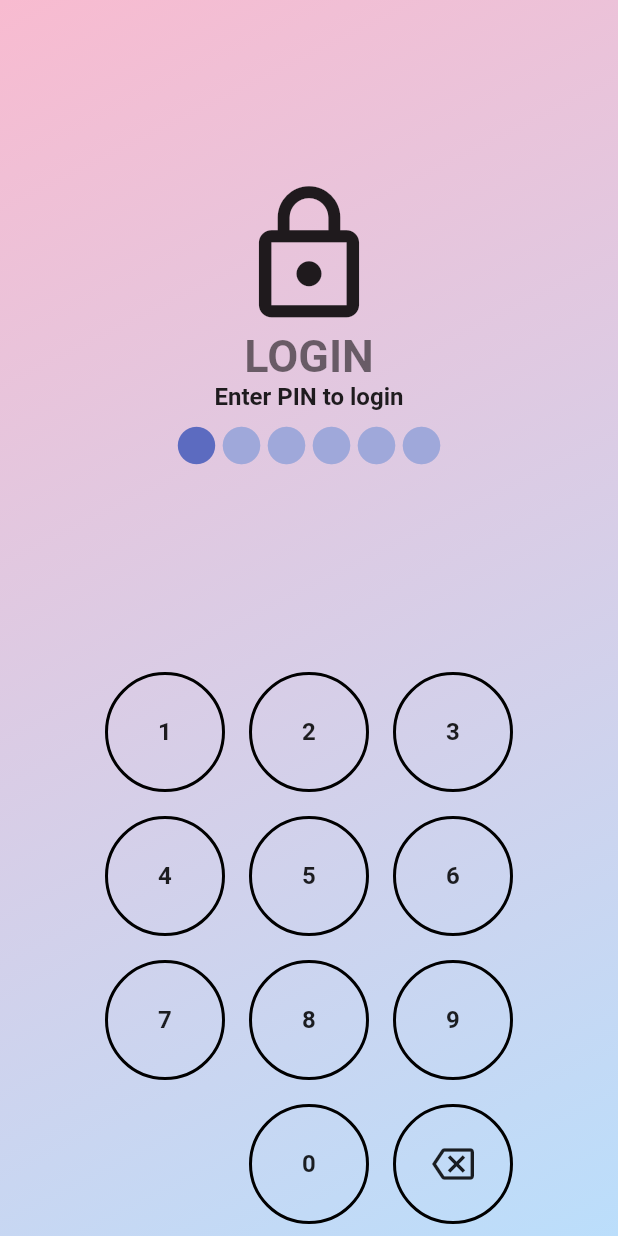
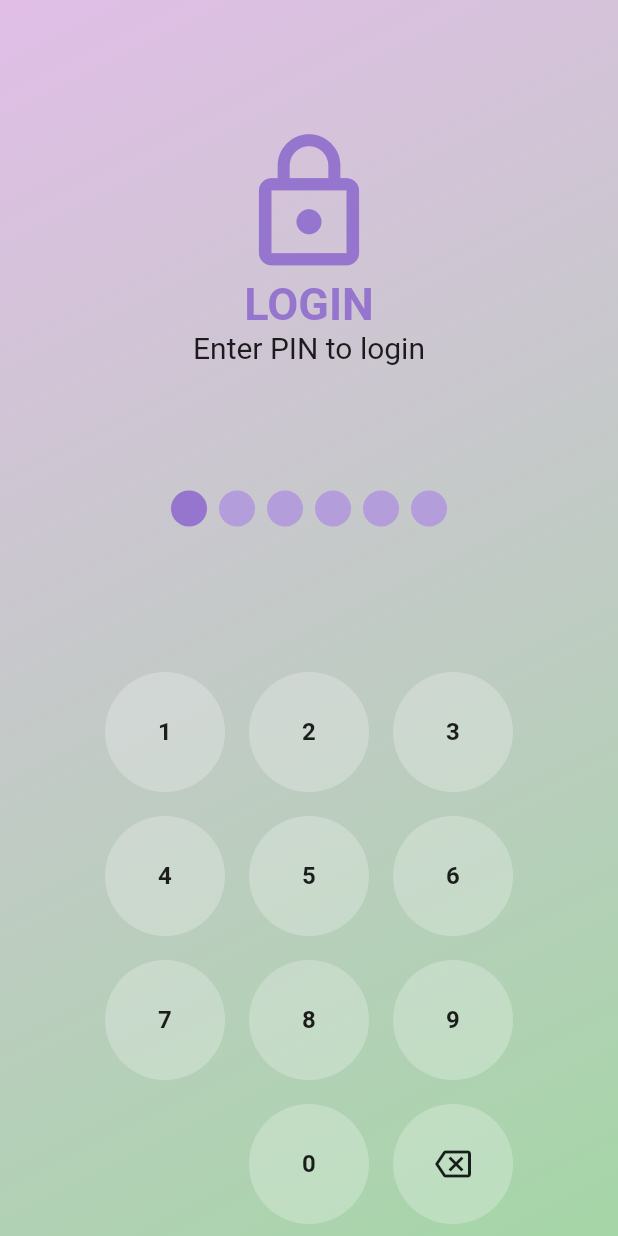
Before and after one commit to phutchatcha/flutter_food, a Flutter app: the screen it shows after launch, after a tap on an icon or button, on a phone screen of 412 x 824 dp. Run offline on Flutter 3.47's test engine with Material 2 defaults, Android fonts, the phone set to English and light mode, and no system bars.

```diff
--- a/lib/main.dart
+++ b/lib/main.dart
@@ -1,6 +1,6 @@
 import 'package:flutter/material.dart';
 import 'package:flutter_food/pages/login/login_page.dart';
-
+import 'package:flutter_food/pages/home/home_page.dart';
 void main() {
   runApp(MyApp());
 }
@@ -25,9 +25,17 @@ class MyApp extends StatelessWidget {
           bodyText2: TextStyle(fontSize: 20.0),
         ),
       ),
-      home: LoginPage(),
+     // home: LoginPage(),
+      routes: {
+        LoginPage.routeName: (context) => const LoginPage(),
+        HomePage.routeName: (context) => const HomePage(),
+      },
+      initialRoute:  '/login',
     );
   }
+}
+Widget _test(BuildContext context){
+  return const LoginPage();
 }
 
 class MyHomePage extends StatefulWidget {
--- a/lib/pages/login/login_page.dart
+++ b/lib/pages/login/login_page.dart
@@ -1,9 +1,9 @@
 import 'package:flutter/material.dart';
-
-import 'package:flutter/cupertino.dart';
 import 'package:flutter_food/pages/home/home_page.dart';
 
 class LoginPage extends StatefulWidget {
+  static const routeName = '/login';
+
   const LoginPage({Key? key}) : super(key: key);
 
   @override
@@ -11,47 +11,19 @@ class LoginPage extends StatefulWidget {
 }
 
 class _LoginPageState extends State<LoginPage> {
-  var input = '';
-
-  void _showDialog(){
-    showDialog(
-      context: context,
-      builder: (BuildContext context) {
-        return AlertDialog(
-          title: Text(
-            "ERROR!",
-            style: TextStyle(color: Colors.black),
-          ),
-          content: Text("Invalid PIN. Please try again!"),
-          actions: [
-            TextButton(
-              child: const Text(
-                'OK',
-                style: TextStyle(
-                  color: Colors.black54,
-                ),
-              ),
-              onPressed: () {
-                Navigator.of(context).pop();
-              },
-            ),
-          ],
-        );
-      },
-    );
-  }
-
   @override
   Widget build(BuildContext context) {
     return Scaffold(
       body: Container(
         decoration: BoxDecoration(
           gradient: LinearGradient(
+
             begin: Alignment.topLeft,
             end: Alignment.bottomRight,
+
             colors: [
-              Colors.pink.shade100,
-              Colors.blue.shade100,
+              Colors.purple.shade100,
+              Colors.green.shade200,
             ],
           ),
         ),
@@ -66,33 +38,50 @@ class _LoginPageState extends State<LoginPage> {
                       Icon(
                         Icons.lock_outline,
                         size: 100.0,
+                        color: Colors.deepPurple.shade300,
                       ),
                       Text(
                         'LOGIN',
-                        style: Theme.of(context).textTheme.headline1,
+                        style: TextStyle(
+                            color: Colors.deepPurple.shade300,
+                            fontSize: 30.0,
+                            fontWeight: FontWeight.bold),
                       ),
                       Text(
                         'Enter PIN to login',
-                        style: Theme.of(context).textTheme.headline6,
+                        style: TextStyle(fontSize: 20.0),
                       ),
-                      Padding(
-                        padding: const EdgeInsets.all(8.0),
-                        child: Row(
+                      SizedBox(height: 80.0),
+                      Row(
                         mainAxisAlignment: MainAxisAlignment.center,
                         children: [
-                            for(int i=0;i<input.length;i++)
-                              Icon(Icons.circle,size: 30,color: Colors.indigo.shade400,),
-                            for(int i=0;i<6-input.length;i++)
-                              Icon(Icons.circle,size: 30,color: Colors.indigo.shade200,),
+                          for (var i = 0; i < input.length; i++)
+                            Container(
+                              margin: EdgeInsets.all(4.0),
+                              width: 24.0,
+                              height: 24.0,
+                              decoration: BoxDecoration(
+                                  color: Colors.deepPurple.shade300,
+                                  shape: BoxShape.circle),
+                            ),
+                          for (var i = input.length; i < 6; i++)
+                            Container(
+                              margin: EdgeInsets.all(4.0),
+                              width: 24.0,
+                              height: 24.0,
+                              decoration: BoxDecoration(
+                                color: Colors.deepPurple.shade200,
+                                shape: BoxShape.circle,
+                              ),
+                            ),
                         ],
                       ),
-                      )
                     ],
                   ),
                 ),
               ),
               Container(
-                //color: Colors.pink,
+                //color: Colors.pinkAccent,
                 child: Column(
                   children: [
                     [1, 2, 3],
@@ -105,7 +94,12 @@ class _LoginPageState extends State<LoginPage> {
                       children: row.map((item) {
                         return Padding(
                           padding: const EdgeInsets.all(8.0),
-                          child: LoginButton(
+                          child: item == -2
+                              ? LoginButton(
+                            number: item,
+                            onClick: _handleClickButton,
+                          )
+                              : LoginButton(
                             number: item,
                             onClick: _handleClickButton,
                           ),
@@ -122,34 +116,54 @@ class _LoginPageState extends State<LoginPage> {
     );
   }
 
+  String password = '123456';
+  var input = '';
   void _handleClickButton(int num) {
-    print('Press $num');
-
     setState(() {
-      if(num == -1){
-        if (input.length > 0)
-        input = input.substring(0, input.length-1);
-      }else{
-        input = input + '$num'; //input = '$input$num';
+      if (num == -1) {
+        if (input.length > 0) {
+          input = input.substring(0, input.length - 1);
+        }
+      } else {
+        input = '$input$num'; //ตัวเลขที่กดเข้ามา
       }
       if (input.length == 6) {
-        if (input == '123456') {
-          Navigator.push(
-            context,
-            MaterialPageRoute(
-              builder: (context) => homePage(),
+        if (input != password) {
+          _showMaterialDialog('ERROR', 'Invalid PIN. Please try again.');
+          setState(() {
+            input = '';
+          });
+        } else {
+          //ไปหน้า homepage
+          Navigator.pushReplacementNamed(context, HomePage.routeName);
+        }
+      }
+    });
+  }
+
+  void _showMaterialDialog(String title, String msg) {
+    showDialog(
+      context: context,
+      builder: (BuildContext context) {
+        return AlertDialog(
+          title: Text(title),
+          content: Text(msg),
+          actions: [
+            // ปุ่ม OK ใน dialog
+            TextButton(
+              child: const Text('OK'),
+              onPressed: () {
+                // ปิด dialog
+                Navigator.of(context).pop();
+              },
             ),
+          ],
+        );
+      },
     );
   }
-        else {
-          _showDialog();
-          input = '';
 }
-      }
-      print('$input');
-    });
-  }
-}
+
 
 class LoginButton extends StatelessWidget {
   final int number;
@@ -157,16 +171,16 @@ class LoginButton extends StatelessWidget {
 
   const LoginButton({
     required this.number,
-    required this.onClick, //ส่งพารามิเตอร์มาเมื่อปุ่มถูกกด
+    required this.onClick,
     Key? key,
   }) : super(key: key);
 
   @override
   Widget build(BuildContext context) {
     return InkWell(
-      //ทำให้ปุ่มกดได้
       customBorder: CircleBorder(),
-      onTap:number == -2 ? null : () => onClick(number),
+      onTap: number == -2 ? null : () => onClick(number),
+
       child: Container(
         width: 80.0,
         height: 80.0,
@@ -174,21 +188,22 @@ class LoginButton extends StatelessWidget {
             ? null
             : BoxDecoration(
             shape: BoxShape.circle,
-                  border: Border.all(width: 2.0),
-                ),
+
+            color: Colors.white24),
         child: Center(
           child: number >= 0
               ? Text(
-                    '$number', //number.toString()
+            number.toString(),
             style: Theme.of(context).textTheme.headline6,
           )
               : (number == -1
               ? Icon(
             Icons.backspace_outlined,
-                        size: 28.0,
+            size: 24.0,
           )
-                    : SizedBox.shrink()),
-          )),
+              : SizedBox.shrink()), //ว่าง
+        ),
+      ),
     );
   }
 }
--- a/pubspec.yaml
+++ b/pubspec.yaml
@@ -45,7 +45,8 @@ flutter:
   uses-material-design: true
 
   # To add assets to your application, add an assets section, like this:
-  # assets:
+  assets:
+     - assets/images/
   #   - images/a_dot_burr.jpeg
   #   - images/a_dot_ham.jpeg
 
```
Also changed, not shown: lib/pages/home/foodlistpage.dart (added, +15 -0 lines), lib/pages/home/foodpage.dart (added, +36 -0 lines), lib/pages/home/home_page.dart (+92 -25 lines), lib/pages/home/orderpage.dart (added, +14 -0 lines), lib/pages/home/profilepage.dart (added, +39 -0 lines), assets/images/kim.jpg (added), assets/images/xukai.jpg (added). Lines whose indentation alone changed are shown as unchanged.
